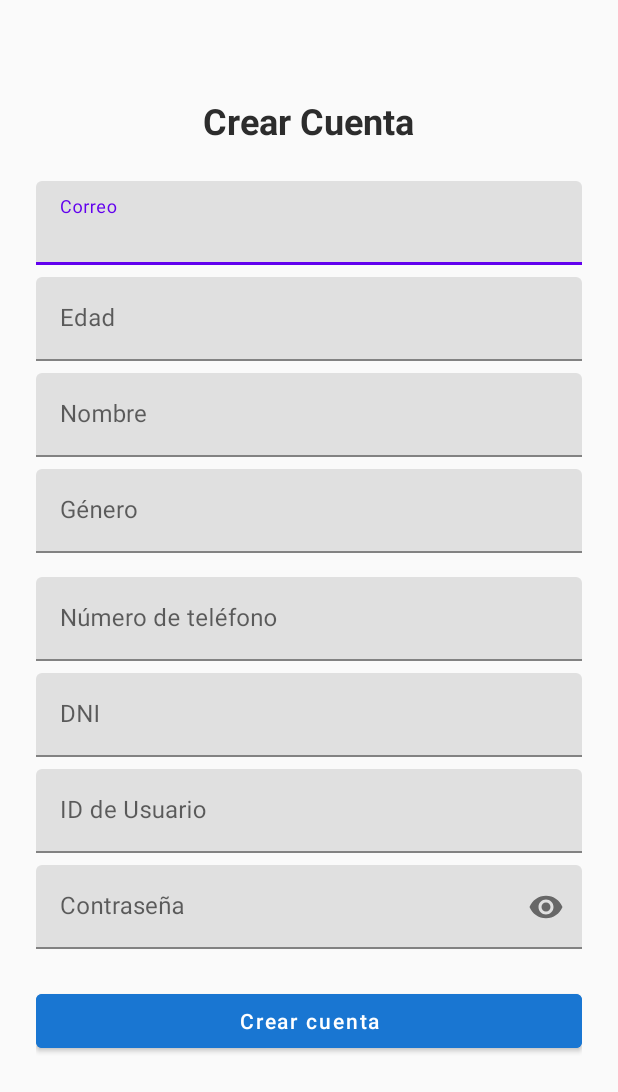
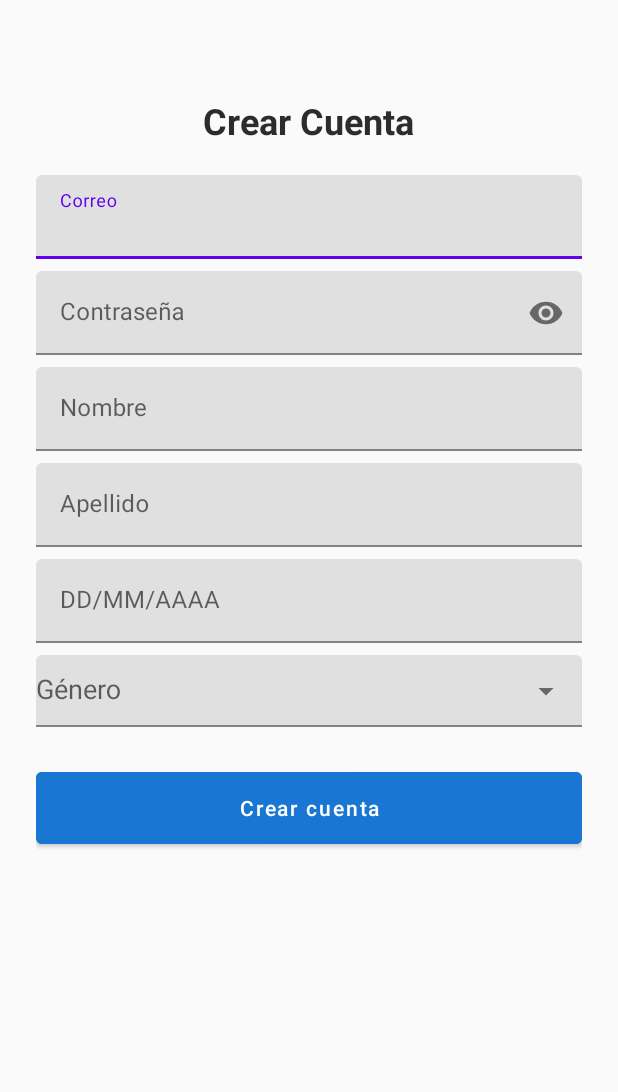
Before and after one commit to ZETA-Z02/neurolinkapp, an Android app: the crearcuenta screen opened directly, with no data from a screen before it, after a tap on "Crear cuenta", on a phone screen of 412 x 824 dp. Shown: the top 1092 px of the screen. Run offline under Robolectric (Android 15) with nearby library versions, the phone set to English and light mode, and no system bars.

Commit message:
FEAT(crearcuenta):Agregando funcionalidad de crear cuenta de usuario, funcionando correctamente y verificando datos vacios

```diff
--- a/app/src/main/java/com/zeta/neurolink/ui/crearcuenta.kt
+++ b/app/src/main/java/com/zeta/neurolink/ui/crearcuenta.kt
@@ -1,14 +1,27 @@
 package com.zeta.neurolink.ui
 
+import android.app.DatePickerDialog
+import android.content.Intent
 import android.os.Bundle
+import android.util.Log
 import android.view.WindowManager
+import android.widget.ArrayAdapter
+import android.widget.AutoCompleteTextView
 import android.widget.Button
+import android.widget.TextView
 import android.widget.Toast
 import androidx.activity.enableEdgeToEdge
 import androidx.appcompat.app.AppCompatActivity
 import androidx.core.view.ViewCompat
 import androidx.core.view.WindowInsetsCompat
+import com.zeta.neurolink.MainActivity
 import com.zeta.neurolink.R
+import com.zeta.neurolink.ui.login.LoginActivity
+import org.json.JSONObject
+import org.w3c.dom.Text
+import java.net.HttpURLConnection
+import java.net.URL
+import java.util.Calendar
 
 class crearcuenta : AppCompatActivity() {
     override fun onCreate(savedInstanceState: Bundle?) {
@@ -19,13 +32,81 @@ class crearcuenta : AppCompatActivity() {
         enableEdgeToEdge()
         setContentView(R.layout.activity_crearcuenta)
 
-        var btnregistrar = findViewById<Button>(R.id.btnCrearCuenta)
+        //fecha
+        fechaClick()
+        //genero
+        val generos = listOf("Masculino", "Femenino", "Otro")
+        val adapter = ArrayAdapter(this, android.R.layout.simple_dropdown_item_1line, generos)
+        val inputGenero = findViewById<AutoCompleteTextView>(R.id.inputGenero)
+        inputGenero.setAdapter(adapter)
+        // boton crear
+        val btnregistrar = findViewById<Button>(R.id.btnCrearCuenta)
         btnregistrar.setOnClickListener {
-            registrar("HOLA DESDE LA LOGICA")
+            registrar()
         }
+    }
+    private fun registrar(){
+        val correo = findViewById<TextView>(R.id.inputCorreo).text.toString()
+        val password = findViewById<TextView>(R.id.inputPassword).text.toString()
+        val nombres = findViewById<TextView>(R.id.inputNombre).text.toString()
+        val apellidos = findViewById<TextView>(R.id.inputApellido).text.toString()
+        val fechaNac = findViewById<TextView>(R.id.inputEdad).text.toString()
+        val genero = findViewById<TextView>(R.id.inputGenero).text.toString()
+        if(correo.isEmpty() || password.isEmpty() || nombres.isEmpty() || apellidos.isEmpty() || fechaNac.isEmpty()){
+            Toast.makeText(this,"Datos Vacios",Toast.LENGTH_LONG).show()
+            return
+        }
+        Thread{
+            try{
+                val url = URL("https://zetta.alwaysdata.net/neurolink/login/crearUsuario")
+                val postData = "email=$correo&password=$password&nombres=$nombres&apellidos=$apellidos&fechaNac=$fechaNac&genero=$genero&ciudad=ciudad"
+                val conn = url.openConnection() as HttpURLConnection
+                conn.requestMethod = "POST"
+                conn.doOutput = true
+                conn.setRequestProperty("Content-Type","application/x-www-form-urlencoded")
+                conn.outputStream.use{it.write(postData.toByteArray())}
+                val responseCode = conn.responseCode
+                val response = conn.inputStream.bufferedReader().use {it.readText()}
+                runOnUiThread{
+                    if(responseCode == 200){
+                        // Puedes parsear el json usando JSONObject
+                        val respuestajson = JSONObject(response)
+                        val success = respuestajson.getBoolean("response")
+                        val error = respuestajson.getBoolean("error")
+                        if(success && !error){
+                            val intent = Intent(this, LoginActivity::class.java)
+                            startActivity(intent)
+                            finish()
+                        }else{
+                            Toast.makeText(this,"Intente de nuevo",Toast.LENGTH_LONG).show()
+                        }
+                    }else{
+                        Toast.makeText(this,"ERROR EN EL SERVIDOR",Toast.LENGTH_LONG).show()
+                    }
+                }
+            }catch(e:Exception){
+                runOnUiThread{
+                    Toast.makeText(this,"${e.message}",Toast.LENGTH_LONG).show()
+                    Log.e("API ERROR", "${e.message}")
+                }
+            }
+        }.start()
+        Toast.makeText(this,"Creando cuenta....", Toast.LENGTH_SHORT ).show()
+    }
+    private fun fechaClick(){
+        val fecha = findViewById<TextView>(R.id.inputEdad)
+        fecha.setOnClickListener {
+            val calendar = Calendar.getInstance()
+            val year = calendar.get(Calendar.YEAR)
+            val month = calendar.get(Calendar.MONTH)
+            val day = calendar.get(Calendar.DAY_OF_MONTH)
 
-    }
-    public fun registrar(mensaje:String){
-        Toast.makeText(this,mensaje, Toast.LENGTH_SHORT ).show()
+            val datePickerDialog = DatePickerDialog(this, { _, selectedYear, selectedMonth, selectedDay ->
+                // Mostrar la fecha en el campo
+                val fechaTexto = String.format("%02d/%02d/%04d", selectedDay, selectedMonth + 1, selectedYear)
+                fecha.setText(fechaTexto)
+            }, year, month, day)
+            datePickerDialog.show()
+        }
     }
 }
--- a/app/src/main/res/layout/activity_crearcuenta.xml
+++ b/app/src/main/res/layout/activity_crearcuenta.xml
@@ -22,7 +22,7 @@
         <TextView
             android:layout_width="wrap_content"
             android:layout_height="wrap_content"
-            android:layout_marginBottom="24dp"
+            android:layout_marginBottom="20dp"
             android:text="Crear Cuenta"
             android:textColor="#2C2C2C"
             android:textSize="24sp"
@@ -40,96 +40,6 @@
                 android:layout_height="wrap_content"
                 android:inputType="textEmailAddress" />
         </com.google.android.material.textfield.TextInputLayout>
-
-        <com.google.android.material.textfield.TextInputLayout
-            android:layout_width="match_parent"
-            android:layout_height="wrap_content"
-            android:layout_marginTop="8dp"
-            android:hint="Edad">
-
-            <com.google.android.material.textfield.TextInputEditText
-                android:id="@+id/inputEdad"
-                android:layout_width="match_parent"
-                android:layout_height="wrap_content"
-                android:inputType="number" />
-        </com.google.android.material.textfield.TextInputLayout>
-
-        <com.google.android.material.textfield.TextInputLayout
-            android:layout_width="match_parent"
-            android:layout_height="wrap_content"
-            android:layout_marginTop="8dp"
-            android:hint="Nombre">
-
-            <com.google.android.material.textfield.TextInputEditText
-                android:id="@+id/inputNombre"
-                android:layout_width="match_parent"
-                android:layout_height="wrap_content"
-                android:inputType="textPersonName" />
-        </com.google.android.material.textfield.TextInputLayout>
-
-        <!-- Género -->
-        <com.google.android.material.textfield.TextInputLayout
-            android:layout_width="match_parent"
-            android:layout_height="wrap_content"
-            android:layout_marginTop="8dp"
-            android:hint="Género">
-
-            <com.google.android.material.textfield.TextInputEditText
-                android:id="@+id/inputGenero"
-                android:layout_width="match_parent"
-                android:layout_height="wrap_content"
-                android:inputType="textCapWords" />
-        </com.google.android.material.textfield.TextInputLayout>
-
-        <!-- Ciudad -->
-        <com.google.android.material.textfield.TextInputLayout
-            android:layout_width="match_parent"
-            android:layout_height="wrap_content"
-            android:layout_marginTop="8dp"
-            android:hint="Ciudad"/>
-
-        <!-- Teléfono -->
-        <com.google.android.material.textfield.TextInputLayout
-            android:layout_width="match_parent"
-            android:layout_height="wrap_content"
-            android:layout_marginTop="8dp"
-            android:hint="Número de teléfono">
-
-            <com.google.android.material.textfield.TextInputEditText
-                android:id="@+id/inputTelefono"
-                android:layout_width="match_parent"
-                android:layout_height="wrap_content"
-                android:inputType="phone" />
-        </com.google.android.material.textfield.TextInputLayout>
-
-        <!-- DNI -->
-        <com.google.android.material.textfield.TextInputLayout
-            android:layout_width="match_parent"
-            android:layout_height="wrap_content"
-            android:layout_marginTop="8dp"
-            android:hint="DNI">
-
-            <com.google.android.material.textfield.TextInputEditText
-                android:id="@+id/inputDNI"
-                android:layout_width="match_parent"
-                android:layout_height="wrap_content"
-                android:inputType="number" />
-        </com.google.android.material.textfield.TextInputLayout>
-
-        <!-- ID -->
-        <com.google.android.material.textfield.TextInputLayout
-            android:layout_width="match_parent"
-            android:layout_height="wrap_content"
-            android:layout_marginTop="8dp"
-            android:hint="ID de Usuario">
-
-            <com.google.android.material.textfield.TextInputEditText
-                android:id="@+id/inputID"
-                android:layout_width="match_parent"
-                android:layout_height="wrap_content"
-                android:inputType="text" />
-        </com.google.android.material.textfield.TextInputLayout>
-
         <!-- Contraseña -->
         <com.google.android.material.textfield.TextInputLayout
             android:layout_width="match_parent"
@@ -144,12 +54,65 @@
                 android:layout_height="wrap_content"
                 android:inputType="textPassword" />
         </com.google.android.material.textfield.TextInputLayout>
+        <com.google.android.material.textfield.TextInputLayout
+            android:layout_width="match_parent"
+            android:layout_height="wrap_content"
+            android:layout_marginTop="8dp"
+            android:hint="Nombre">
+
+            <com.google.android.material.textfield.TextInputEditText
+                android:id="@+id/inputNombre"
+                android:layout_width="match_parent"
+                android:layout_height="wrap_content"
+                android:inputType="textPersonName" />
+        </com.google.android.material.textfield.TextInputLayout>
+        <com.google.android.material.textfield.TextInputLayout
+            android:layout_width="match_parent"
+            android:layout_height="wrap_content"
+            android:layout_marginTop="8dp"
+            android:hint="Apellido">
+
+            <com.google.android.material.textfield.TextInputEditText
+                android:id="@+id/inputApellido"
+                android:layout_width="match_parent"
+                android:layout_height="wrap_content"
+                android:inputType="textPersonName" />
+        </com.google.android.material.textfield.TextInputLayout>
+        <com.google.android.material.textfield.TextInputLayout
+            android:layout_width="match_parent"
+            android:layout_height="wrap_content"
+            android:layout_marginTop="8dp">
+
+            <com.google.android.material.textfield.TextInputEditText
+                android:id="@+id/inputEdad"
+                android:layout_width="match_parent"
+                android:layout_height="wrap_content"
+                android:focusable="false"
+                android:clickable="true"
+                android:inputType="none"
+                android:hint="DD/MM/AAAA"/>
+        </com.google.android.material.textfield.TextInputLayout>
+
+        <!-- Género -->
+        <com.google.android.material.textfield.TextInputLayout
+            android:layout_width="match_parent"
+            android:layout_height="wrap_content"
+            android:layout_marginTop="8dp"
+            android:hint="Género"
+            app:endIconMode="dropdown_menu">
+
+            <AutoCompleteTextView
+                android:id="@+id/inputGenero"
+                android:layout_width="match_parent"
+                android:layout_height="wrap_content"
+                android:inputType="none" />
+        </com.google.android.material.textfield.TextInputLayout>
 
         <!-- Botón de registrar -->
         <Button
             android:id="@+id/btnCrearCuenta"
             android:layout_width="match_parent"
-            android:layout_height="wrap_content"
+            android:layout_height="60dp"
             android:layout_marginTop="24dp"
             android:backgroundTint="#1976D2"
             android:text="Crear cuenta"
```
